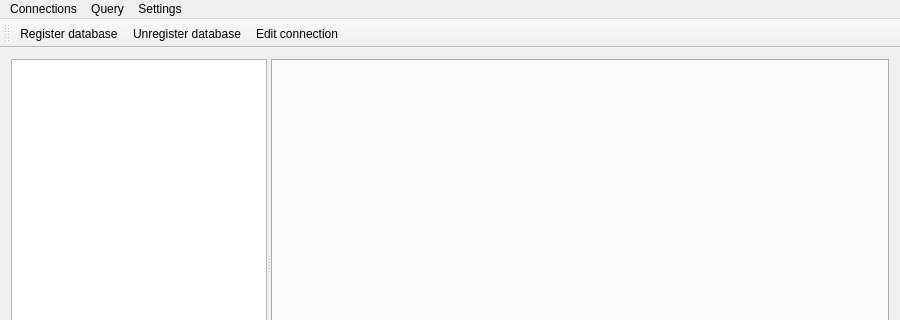
This is forms/mainwindow.ui in CuriousCrow/polymorph-sql as Qt 5 draws it before an edit; both pictures show x 0 to 900 and y 0 to 320 of the 900 by 500 pixel window. The edited form follows.
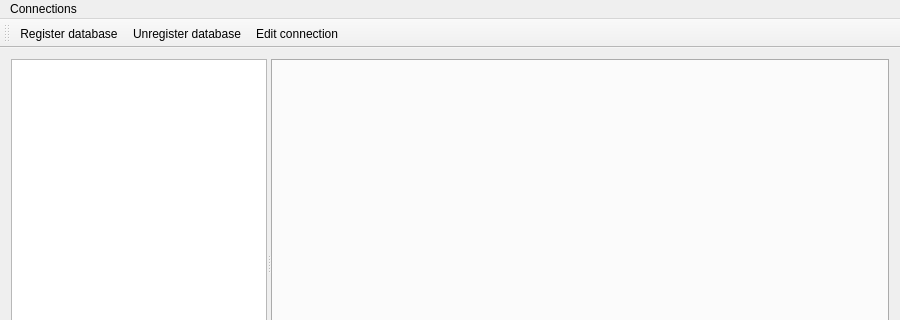
This is the edited form. Icons and pictures are not drawn.

Commit message: (#71) Implement all menu action as separate classes registered in IoC container

```diff
--- a/forms/mainwindow.ui
+++ b/forms/mainwindow.ui
@@ -97,22 +97,7 @@
     <addaction name="aRemoveDatabase"/>
     <addaction name="aEditDatabase"/>
    </widget>
-   <widget class="QMenu" name="mnuQuery">
-    <property name="title">
-     <string>Query</string>
-    </property>
-    <addaction name="aOpenSqlEditor"/>
-   </widget>
-   <widget class="QMenu" name="menuSettings">
-    <property name="title">
-     <string>Settings</string>
-    </property>
-    <addaction name="aSettings"/>
-    <addaction name="aExportDatabase"/>
-   </widget>
    <addaction name="mnuConnections"/>
-   <addaction name="mnuQuery"/>
-   <addaction name="menuSettings"/>
   </widget>
   <widget class="QToolBar" name="mainToolBar">
    <attribute name="toolBarArea">
```
Left out of the diff: 30 changed lines with no effect on the pictures. The commit also changes 45 other files.
